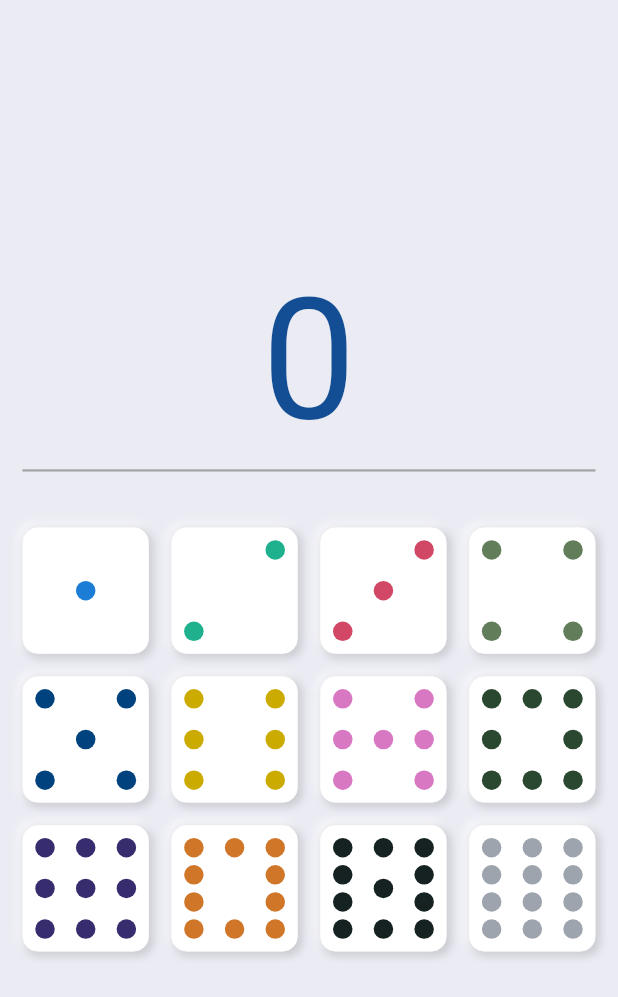
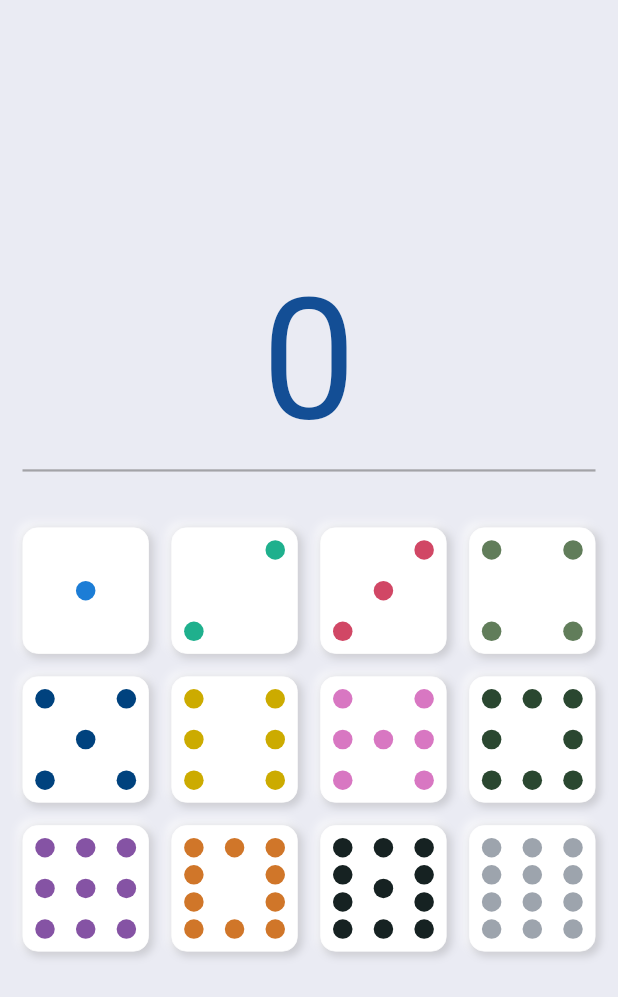
Before and after one commit to esron/mexican_calculator, a Flutter app: the screen it shows after launch, on a phone screen of 412 x 824 dp. Shown: the top 997 px of the screen. Run offline on Flutter 3.47's test engine with Material 2 defaults, Android fonts, the light colour scheme and no system bars.

Commit message:
Changes the color of the dominoe nine

```diff
--- a/lib/widgets/domino_piece.dart
+++ b/lib/widgets/domino_piece.dart
@@ -586,7 +586,7 @@ class DominoNine extends StatelessWidget {
               height: 13,
               width: 13,
               decoration: BoxDecoration(
-                color: Color(0xFF372c6d),
+                color: Color(0xFF8553A4),
                 shape: BoxShape.circle,
               ),
             ),
@@ -594,7 +594,7 @@ class DominoNine extends StatelessWidget {
               height: 13,
               width: 13,
               decoration: BoxDecoration(
-                color: Color(0xFF372c6d),
+                color: Color(0xFF8553A4),
                 shape: BoxShape.circle,
               ),
             ),
@@ -602,7 +602,7 @@ class DominoNine extends StatelessWidget {
               height: 13,
               width: 13,
               decoration: BoxDecoration(
-                color: Color(0xFF372c6d),
+                color: Color(0xFF8553A4),
                 shape: BoxShape.circle,
               ),
             ),
@@ -615,7 +615,7 @@ class DominoNine extends StatelessWidget {
               height: 13,
               width: 13,
               decoration: BoxDecoration(
-                color: Color(0xFF372c6d),
+                color: Color(0xFF8553A4),
                 shape: BoxShape.circle,
               ),
             ),
@@ -623,7 +623,7 @@ class DominoNine extends StatelessWidget {
               height: 13,
               width: 13,
               decoration: BoxDecoration(
-                color: Color(0xFF372c6d),
+                color: Color(0xFF8553A4),
                 shape: BoxShape.circle,
               ),
             ),
@@ -631,7 +631,7 @@ class DominoNine extends StatelessWidget {
               height: 13,
               width: 13,
               decoration: BoxDecoration(
-                color: Color(0xFF372c6d),
+                color: Color(0xFF8553A4),
                 shape: BoxShape.circle,
               ),
             ),
@@ -644,7 +644,7 @@ class DominoNine extends StatelessWidget {
               height: 13,
               width: 13,
               decoration: BoxDecoration(
-                color: Color(0xFF372c6d),
+                color: Color(0xFF8553A4),
                 shape: BoxShape.circle,
               ),
             ),
@@ -652,7 +652,7 @@ class DominoNine extends StatelessWidget {
               height: 13,
               width: 13,
               decoration: BoxDecoration(
-                color: Color(0xFF372c6d),
+                color: Color(0xFF8553A4),
                 shape: BoxShape.circle,
               ),
             ),
@@ -660,7 +660,7 @@ class DominoNine extends StatelessWidget {
               height: 13,
               width: 13,
               decoration: BoxDecoration(
-                color: Color(0xFF372c6d),
+                color: Color(0xFF8553A4),
                 shape: BoxShape.circle,
               ),
             ),
```
